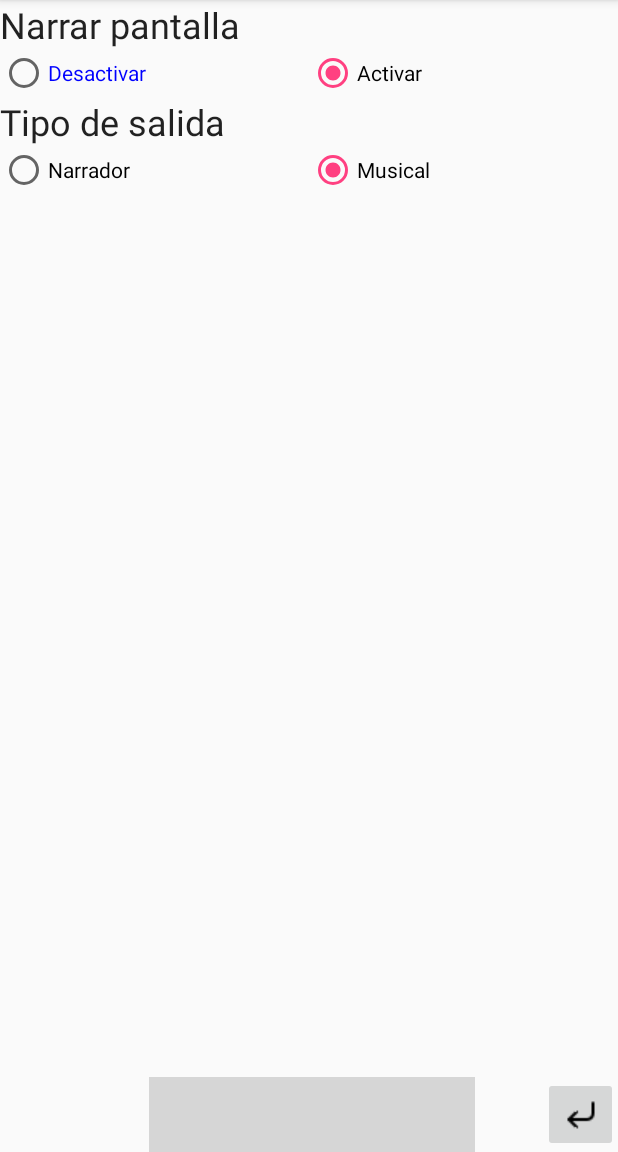
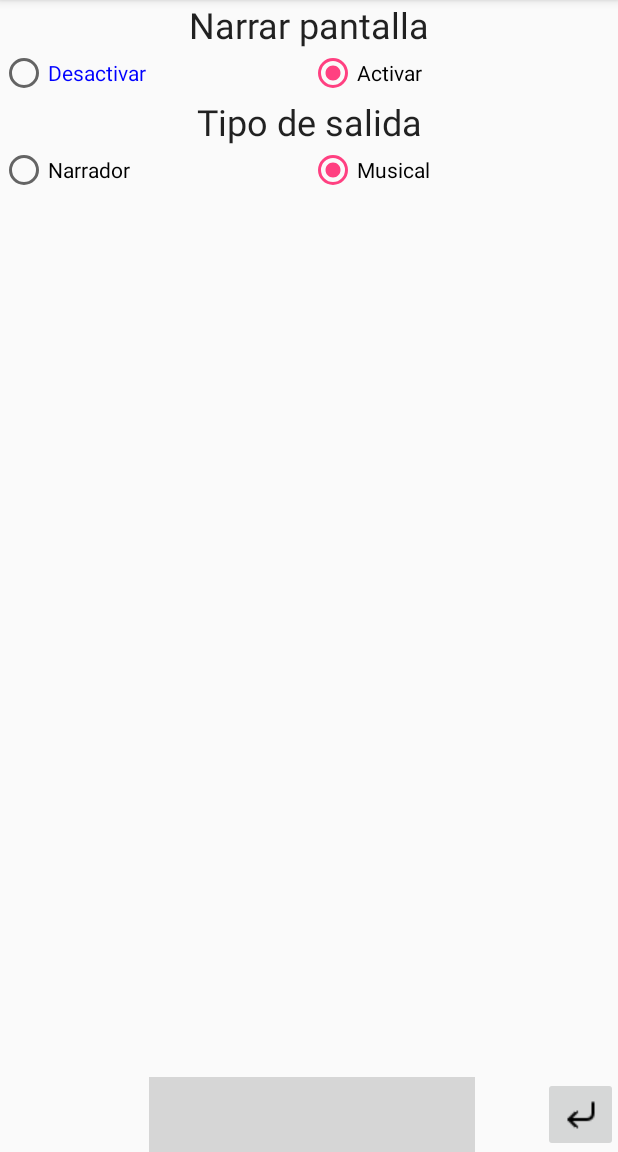
Before and after one commit to uo251129/Hexagrama, an Android app: the MenuActivity screen opened directly, with no data from a screen before it, on a phone screen of 412 x 824 dp, the part 84-1236 px from its top. Run offline under Robolectric (Android 15) with nearby library versions, the phone set to English and light mode, and no system bars; grey boxes are pictures that could not be loaded.

```diff
--- a/app/src/main/res/layout/activity_menu.xml
+++ b/app/src/main/res/layout/activity_menu.xml
@@ -14,9 +14,10 @@
 
         <TextView
             android:id="@+id/txtInitialInstructions"
-            android:layout_width="wrap_content"
+            android:layout_width="match_parent"
             android:layout_height="wrap_content"
             android:text="@string/screen_narrator"
+            android:textAlignment="center"
             android:textAppearance="@style/TextAppearance.AppCompat.Headline" />
 
         <RadioGroup
@@ -44,9 +45,10 @@
 
         <TextView
             android:id="@+id/txtOutputType"
-            android:layout_width="wrap_content"
+            android:layout_width="match_parent"
             android:layout_height="wrap_content"
             android:text="@string/output_type"
+            android:textAlignment="center"
             android:textAppearance="@style/TextAppearance.AppCompat.Headline" />
 
         <RadioGroup
```
Also changed, not shown: app/src/main/res/layout/activity_stave.xml (+6 -6 lines).
